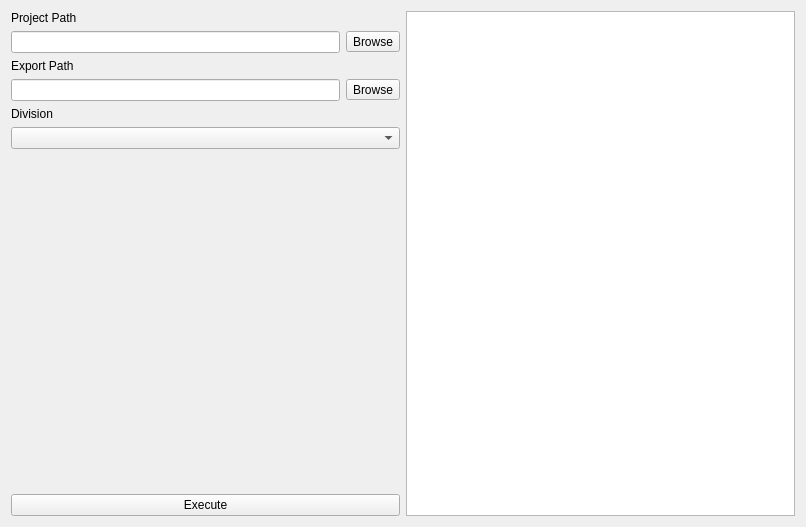
Qt form app/ui/collector_widget.ui (MrYapikZ/PyQt6-Playblast-Collector) before a commit.
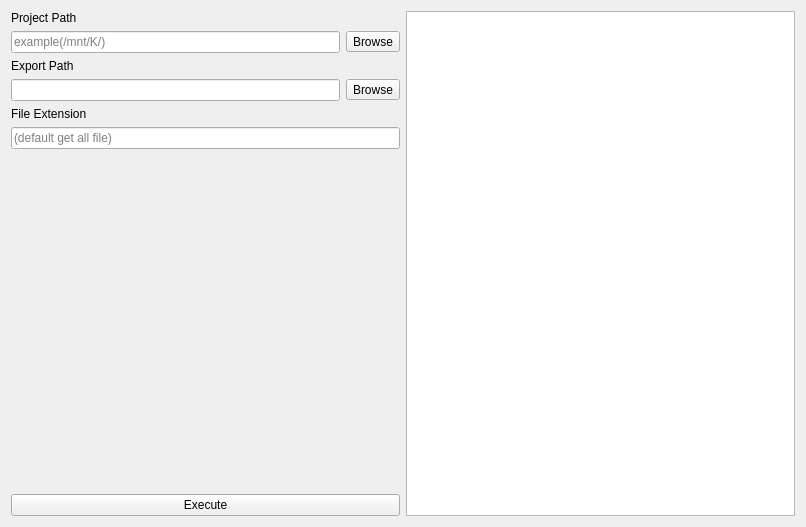
The same form after that commit.

The edit to the form file:
```diff
--- a/app/ui/collector_widget.ui
+++ b/app/ui/collector_widget.ui
@@ -19,7 +19,11 @@
      <item>
       <layout class="QGridLayout" name="gridLayout_2">
        <item row="1" column="0">
-        <widget class="QLineEdit" name="lineEdit"/>
+        <widget class="QLineEdit" name="lineEdit_projectPath">
+         <property name="placeholderText">
+          <string>example(/mnt/K/)</string>
+         </property>
+        </widget>
        </item>
        <item row="1" column="1">
         <widget class="QToolButton" name="toolButton">
@@ -59,14 +63,18 @@
       </layout>
      </item>
      <item>
-      <layout class="QGridLayout" name="gridLayout_3">
-       <item row="1" column="0">
-        <widget class="QComboBox" name="comboBox"/>
-       </item>
+      <layout class="QGridLayout" name="gridLayout_fileExtension">
        <item row="0" column="0">
         <widget class="QLabel" name="label_2">
          <property name="text">
-          <string>Division</string>
+          <string>File Extension</string>
+         </property>
+        </widget>
+       </item>
+       <item row="1" column="0">
+        <widget class="QLineEdit" name="lineEdit_fileExtension">
+         <property name="placeholderText">
+          <string>(default get all file)</string>
          </property>
         </widget>
        </item>
```
Left out of the diff: 52 changed lines with no effect on the pictures.
